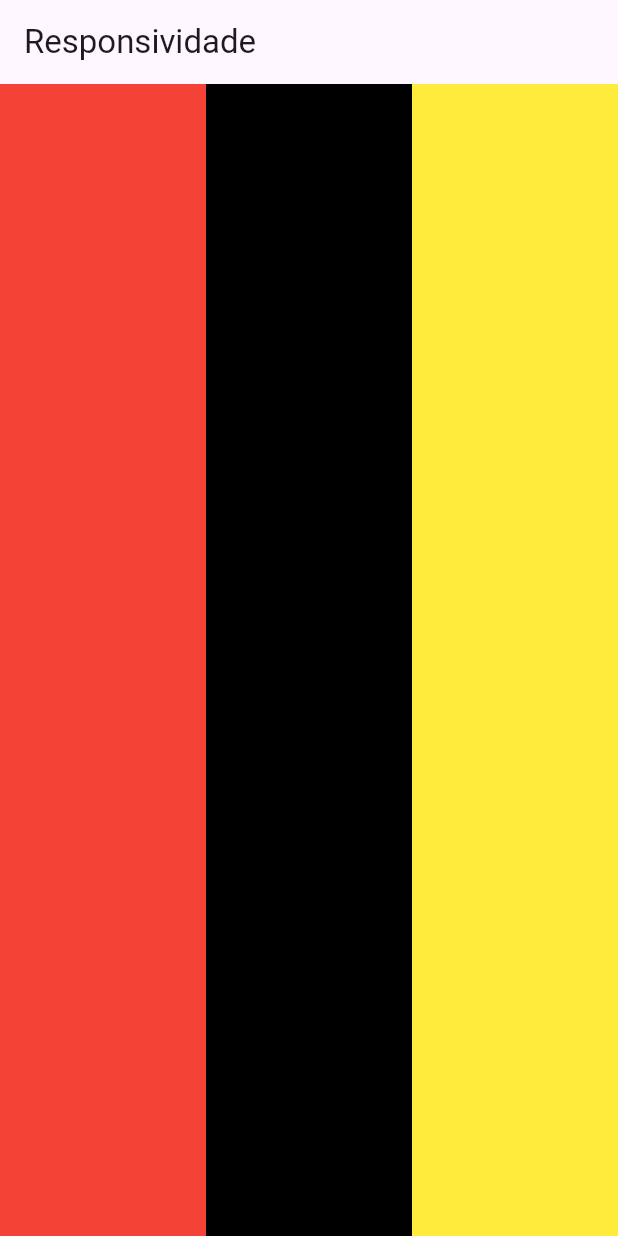
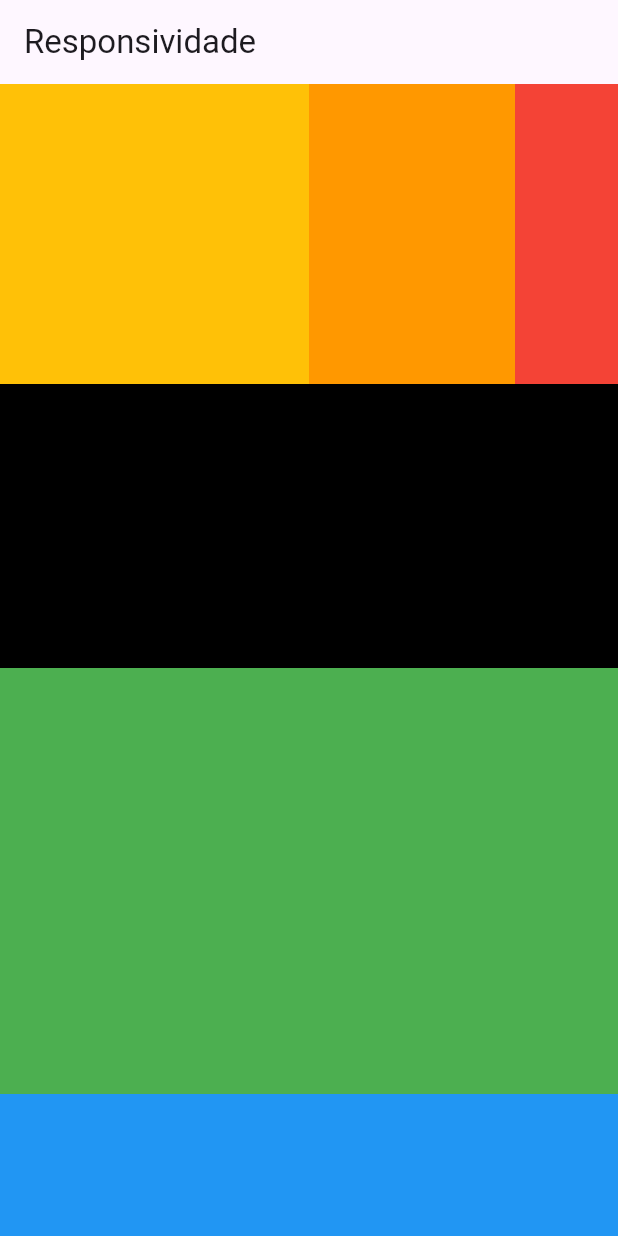
Before and after one commit to FernandoRCandiani/FlutterResponsivel, a Flutter app: the screen it shows after launch, on a phone screen of 412 x 824 dp. Run offline on Flutter 3.47's test engine with Material 3 defaults, Android fonts, the phone set to English and light mode, and no system bars.

Commit message:
Trabalhando com Column, Row e Expanded

```diff
--- a/lib/main.dart
+++ b/lib/main.dart
@@ -1,10 +1,10 @@
 import 'package:flutter/material.dart';
-import 'package:flutter_application_1/responsividade_media_query.dart';
+import 'package:flutter_application_1/responsividade_row_col.dart';
 
 void main() {
   runApp(const MaterialApp(
     title: "Flutter Web",
     debugShowCheckedModeBanner: false,
-    home: ReaponsividadeMediaQuery(),
+    home: ReaponsividadeRowCol(),
   ));
 }
--- /dev/null
+++ b/lib/responsividade_row_col.dart
@@ -0,0 +1,78 @@
+import 'package:flutter/cupertino.dart';
+import 'package:flutter/material.dart';
+import 'package:flutter/widgets.dart';
+
+class ReaponsividadeRowCol extends StatefulWidget {
+  const ReaponsividadeRowCol({super.key});
+
+  @override
+  State<ReaponsividadeRowCol> createState() => _ReaponsividadeRowColState();
+}
+
+class _ReaponsividadeRowColState extends State<ReaponsividadeRowCol> {
+  @override
+  Widget build(BuildContext context) {
+    double largura = MediaQuery.of(context).size.width;
+    double altura = MediaQuery.of(context).size.height;
+
+    return Scaffold(
+      appBar: AppBar(
+        title: const Text('Responsividade'),
+      ),
+      body: Column(
+        children: [
+          Row(
+            children: [
+              Expanded(
+                flex: 3,
+                child: Container(
+                  height: 200,
+                  color: Colors.amber,
+                ),
+              ),
+              Expanded(
+                flex: 2,
+                child: Container(
+                  height: 200,
+                  color: Colors.orange,
+                ),
+              ),
+              Expanded(
+                child: Container(
+                  height: 200,
+                  color: Colors.red,
+                ),
+              ),
+            ],
+          ),
+          Expanded(
+            child: Column(
+              children: [
+                Expanded(
+                  flex: 2,
+                  child: Container(
+                    height: 200,
+                    color: Colors.black,
+                  ),
+                ),
+                Expanded(
+                  flex: 3,
+                  child: Container(
+                    height: 200,
+                    color: Colors.green,
+                  ),
+                ),
+                Expanded(
+                  child: Container(
+                    height: 200,
+                    color: Colors.blue,
+                  ),
+                ),
+              ],
+            ),
+          ),
+        ],
+      ),
+    );
+  }
+}
```
